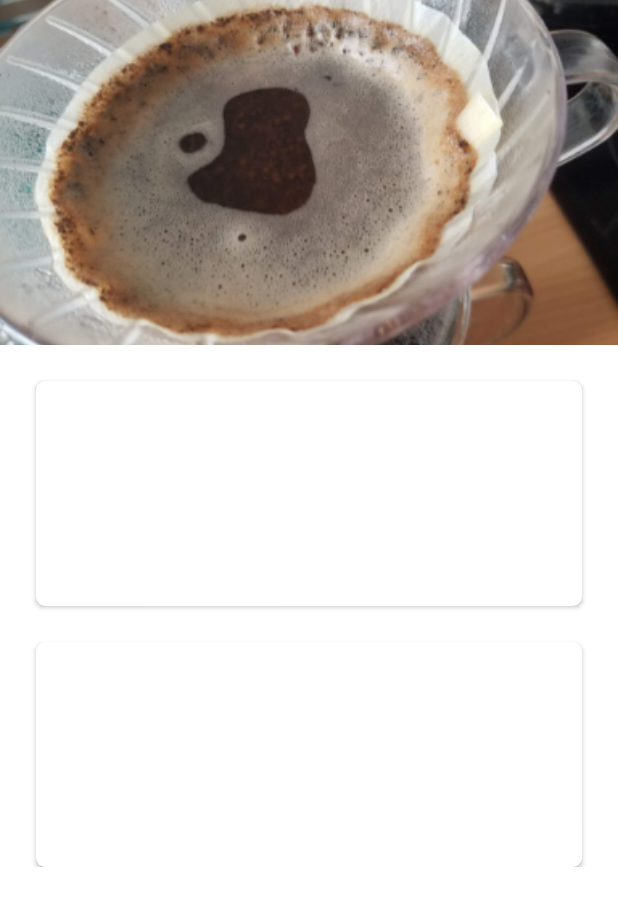
After one commit to kasanderh/Brew-Assistant, an Android app: the Hariov60Activity screen opened directly, with no data from a screen before it, on a phone screen of 412 x 824 dp. The commit adds this screen. Shown: the top 906 px of the screen. Run offline under Robolectric (Android 15) with nearby library versions, the phone set to English and light mode, and no system bars.

Commit message:
Added images activity_hariov60.xml

```diff
--- a/app/src/main/AndroidManifest.xml
+++ b/app/src/main/AndroidManifest.xml
@@ -9,6 +9,8 @@
         android:roundIcon="@mipmap/ic_launcher_round"
         android:supportsRtl="true"
         android:theme="@style/Theme.NewCoffeeApp">
+        <activity android:name=".Hariov60Activity"
+            android:parentActivityName=".MainActivity"/>
         <activity android:name=".MainActivity">
             <intent-filter>
                 <action android:name="android.intent.action.MAIN" />
--- /dev/null
+++ b/app/src/main/java/com/kasanderh/newcoffeeapp/Hariov60Activity.kt
@@ -0,0 +1,11 @@
+package com.kasanderh.newcoffeeapp
+
+import androidx.appcompat.app.AppCompatActivity
+import android.os.Bundle
+
+class Hariov60Activity : AppCompatActivity() {
+    override fun onCreate(savedInstanceState: Bundle?) {
+        super.onCreate(savedInstanceState)
+        setContentView(R.layout.activity_hariov60)
+    }
+}
--- /dev/null
+++ b/app/src/main/res/layout/activity_hariov60.xml
@@ -0,0 +1,68 @@
+<?xml version="1.0" encoding="utf-8"?>
+<androidx.constraintlayout.widget.ConstraintLayout xmlns:android="http://schemas.android.com/apk/res/android"
+    xmlns:app="http://schemas.android.com/apk/res-auto"
+    xmlns:tools="http://schemas.android.com/tools"
+    android:layout_width="match_parent"
+    android:layout_height="match_parent"
+    tools:context=".Hariov60Activity">
+
+    <ImageView
+        android:id="@+id/image_view_main"
+        android:layout_width="match_parent"
+        android:layout_height="230dp"
+        android:scaleType="centerCrop"
+        android:src="@drawable/image_hario_v60"
+        app:layout_constraintEnd_toEndOf="parent"
+        app:layout_constraintStart_toStartOf="parent"
+        app:layout_constraintTop_toTopOf="parent" />
+
+    <ScrollView
+        android:layout_width="match_parent"
+        android:layout_height="0dp"
+        app:layout_constraintBottom_toBottomOf="parent"
+        app:layout_constraintEnd_toEndOf="parent"
+        app:layout_constraintStart_toStartOf="parent"
+        app:layout_constraintTop_toBottomOf="@+id/image_view_main">
+
+        <androidx.constraintlayout.widget.ConstraintLayout
+            android:layout_width="match_parent"
+            android:layout_height="wrap_content">
+
+            <androidx.cardview.widget.CardView
+                app:cardCornerRadius="6dp"
+                android:layout_margin="24dp"
+                android:id="@+id/card_view_hario_title"
+                app:layout_constraintTop_toTopOf="parent"
+                android:layout_width="match_parent"
+                android:layout_height="150dp" >
+
+                <TextView
+                    android:layout_width="wrap_content"
+                    android:layout_height="wrap_content"
+                    tools:text="This is a test text."
+                    android:textSize="18sp"
+                    />
+
+            </androidx.cardview.widget.CardView>
+
+            <androidx.cardview.widget.CardView
+                app:cardCornerRadius="6dp"
+                android:layout_margin="24dp"
+                app:layout_constraintTop_toBottomOf="@id/card_view_hario_title"
+                android:layout_width="match_parent"
+                android:layout_height="150dp" >
+
+                <TextView
+                    android:layout_width="wrap_content"
+                    android:layout_height="wrap_content"
+                    tools:text="This is also a test text."
+                    android:textSize="18sp"
+                    />
+
+            </androidx.cardview.widget.CardView>
+
+        </androidx.constraintlayout.widget.ConstraintLayout>
+
+    </ScrollView>
+
+</androidx.constraintlayout.widget.ConstraintLayout>
--- a/app/src/main/res/layout/activity_main.xml
+++ b/app/src/main/res/layout/activity_main.xml
@@ -17,8 +17,9 @@
         app:layout_constraintTop_toTopOf="parent" />
 
     <ScrollView
+        android:background="@color/latte"
         android:layout_width="match_parent"
-        android:layout_height="wrap_content"
+        android:layout_height="0dp"
         app:layout_constraintBottom_toBottomOf="parent"
         app:layout_constraintEnd_toEndOf="parent"
         app:layout_constraintStart_toStartOf="parent"
@@ -37,6 +38,7 @@
                 app:layout_constraintTop_toTopOf="parent">
 
                 <RelativeLayout
+                    android:background="@color/coffee_brown"
                     android:layout_width="match_parent"
                     android:layout_height="match_parent"
                     android:gravity="center">
@@ -120,10 +122,10 @@
 
 
             <androidx.cardview.widget.CardView
-                android:layout_marginTop="24dp"
                 android:id="@+id/card_view_iced_coffee"
                 android:layout_width="150dp"
                 android:layout_height="150dp"
+                android:layout_marginTop="24dp"
                 app:layout_constraintEnd_toEndOf="parent"
                 app:layout_constraintStart_toEndOf="@id/card_view_french_press"
                 app:layout_constraintTop_toBottomOf="@id/card_view_aeropress">
--- a/app/src/main/res/values/colors.xml
+++ b/app/src/main/res/values/colors.xml
@@ -7,4 +7,7 @@
     <color name="teal_700">#FF018786</color>
     <color name="black">#FF000000</color>
     <color name="white">#FFFFFFFF</color>
+    <color name="latte">#FFF8E7</color>
+    <color name="coffee_brown">#996b2f</color>
+
 </resources>
--- a/app/src/main/res/values/themes.xml
+++ b/app/src/main/res/values/themes.xml
@@ -1,6 +1,6 @@
 <resources xmlns:tools="http://schemas.android.com/tools">
     <!-- Base application theme. -->
-    <style name="Theme.NewCoffeeApp" parent="Theme.MaterialComponents.DayNight.DarkActionBar">
+    <style name="Theme.NewCoffeeApp" parent="Theme.MaterialComponents.DayNight.NoActionBar">
         <!-- Primary brand color. -->
         <item name="colorPrimary">@color/purple_500</item>
         <item name="colorPrimaryVariant">@color/purple_700</item>
```
Also changed, not shown: app/src/main/res/drawable-xxxhdpi/image_hario_v60.jpg (added).
